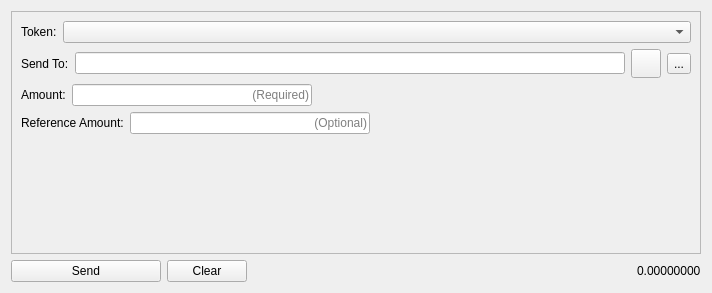
First picture: the form in src/qt/forms/elysiumprivatesenddialog.ui, repository firoorg/firo, before the edit.
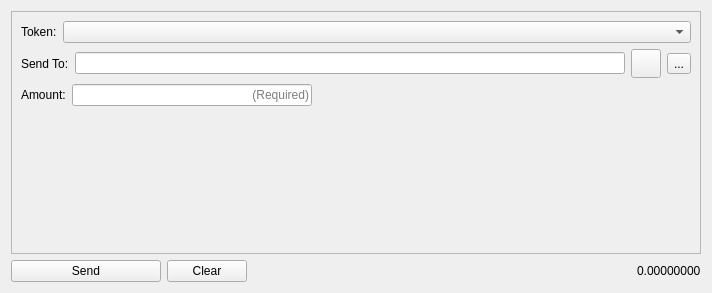
Second picture: the form after the edit. Icons and pictures are not drawn. Custom widgets are drawn as their Qt base class.

Patch:
```diff
--- a/src/qt/forms/elysiumprivatesenddialog.ui
+++ b/src/qt/forms/elysiumprivatesenddialog.ui
@@ -155,55 +155,6 @@
           </item>
          </layout>
         </item>
-        <item>
-         <layout class="QHBoxLayout" name="horizontalLayout_4">
-          <item>
-           <widget class="QLabel" name="referenceAmountLabel">
-            <property name="text">
-             <string>Reference Amount:</string>
-            </property>
-           </widget>
-          </item>
-          <item>
-           <widget class="QLineEdit" name="referenceAmountLineEdit">
-            <property name="minimumSize">
-             <size>
-              <width>133</width>
-              <height>0</height>
-             </size>
-            </property>
-            <property name="maximumSize">
-             <size>
-              <width>240</width>
-              <height>16777215</height>
-             </size>
-            </property>
-            <property name="toolTip">
-             <string>If left empty a default amount will be used.</string>
-            </property>
-            <property name="alignment">
-             <set>Qt::AlignRight|Qt::AlignTrailing|Qt::AlignVCenter</set>
-            </property>
-            <property name="placeholderText">
-             <string>(Optional)</string>
-            </property>
-           </widget>
-          </item>
-          <item>
-           <spacer name="horizontalSpacer_2">
-            <property name="orientation">
-             <enum>Qt::Horizontal</enum>
-            </property>
-            <property name="sizeHint" stdset="0">
-             <size>
-              <width>40</width>
-              <height>20</height>
-             </size>
-            </property>
-           </spacer>
-          </item>
-         </layout>
-        </item>
         <item>
          <spacer name="verticalSpacer">
           <property name="orientation">
```
